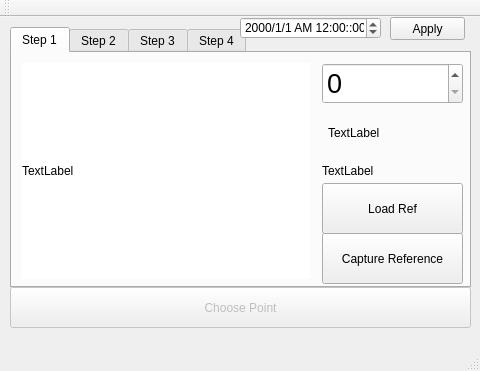
Old version of the form mainwindow.ui in the repository Chia-ChunHsu/NewCapture.
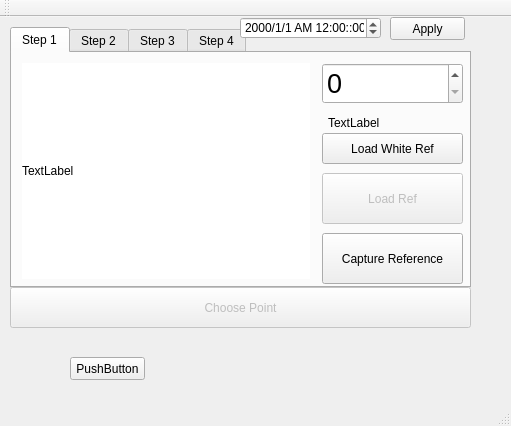
New version of the form. The open tabs and pages were chosen to show the change.

What changed in the file:
```diff
--- a/mainwindow.ui
+++ b/mainwindow.ui
@@ -6,8 +6,8 @@
    <rect>
     <x>0</x>
     <y>0</y>
-    <width>480</width>
-    <height>371</height>
+    <width>511</width>
+    <height>426</height>
    </rect>
   </property>
   <property name="windowTitle">
@@ -78,10 +78,13 @@
       </property>
      </widget>
      <widget class="QPushButton" name="LoadRefButton">
+      <property name="enabled">
+       <bool>false</bool>
+      </property>
       <property name="geometry">
        <rect>
         <x>310</x>
-        <y>130</y>
+        <y>120</y>
         <width>141</width>
         <height>51</height>
        </rect>
@@ -94,7 +97,7 @@
       <property name="geometry">
        <rect>
         <x>316</x>
-        <y>70</y>
+        <y>60</y>
         <width>131</width>
         <height>20</height>
        </rect>
@@ -103,17 +106,17 @@
        <string>TextLabel</string>
       </property>
      </widget>
-     <widget class="QLabel" name="fileLabel">
+     <widget class="QPushButton" name="LoadWRefButton">
       <property name="geometry">
        <rect>
         <x>310</x>
-        <y>110</y>
+        <y>80</y>
         <width>141</width>
-        <height>16</height>
+        <height>31</height>
        </rect>
       </property>
       <property name="text">
-       <string>TextLabel</string>
+       <string>Load White Ref</string>
       </property>
      </widget>
     </widget>
@@ -450,6 +453,19 @@
      <string>Choose Point</string>
     </property>
    </widget>
+   <widget class="QPushButton" name="pushButton">
+    <property name="geometry">
+     <rect>
+      <x>70</x>
+      <y>340</y>
+      <width>75</width>
+      <height>23</height>
+     </rect>
+    </property>
+    <property name="text">
+     <string>PushButton</string>
+    </property>
+   </widget>
   </widget>
   <widget class="QMenuBar" name="menuBar">
    <property name="geometry">
```
Left out of the diff: 23 changed lines with no effect on the pictures.
